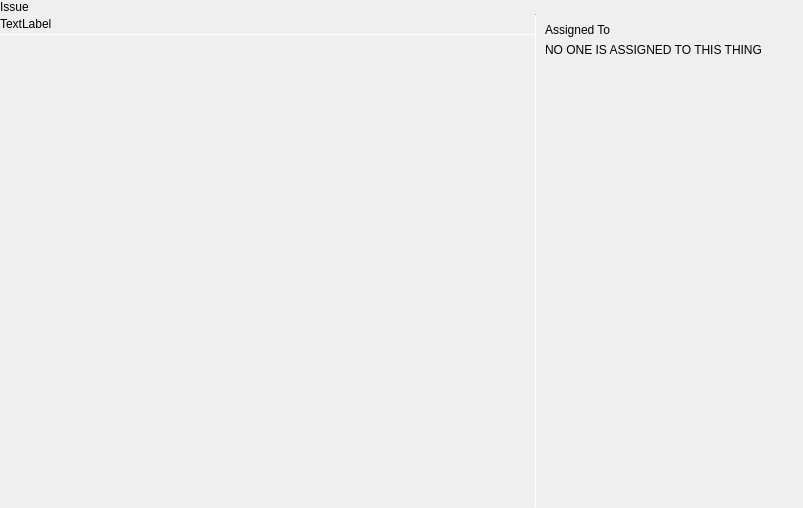
theCheeseboard/theBranch, file libthebranch/accounts/github/issues/githubissuebrowser.ui: the form before one commit.
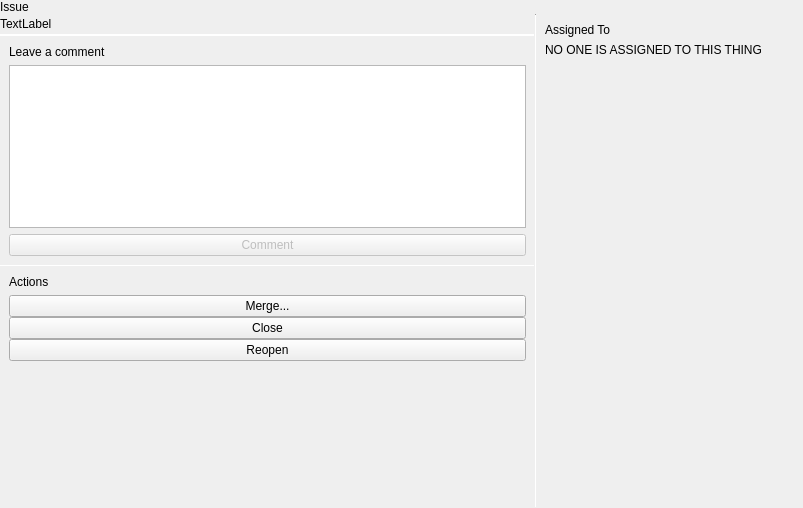
The form after the commit. Custom widgets are drawn as their Qt base class.

Commit message: Add actions to issues and PRs

```diff
--- a/libthebranch/accounts/github/issues/githubissuebrowser.ui
+++ b/libthebranch/accounts/github/issues/githubissuebrowser.ui
@@ -198,6 +198,99 @@
              <item>
               <layout class="QVBoxLayout" name="timelineLayout"/>
              </item>
+             <item>
+              <widget class="Line" name="singlePixelHorizontalLine_3">
+               <property name="maximumSize">
+                <size>
+                 <width>16777215</width>
+                 <height>1</height>
+                </size>
+               </property>
+               <property name="orientation">
+                <enum>Qt::Horizontal</enum>
+               </property>
+              </widget>
+             </item>
+             <item>
+              <widget class="QWidget" name="widget_2" native="true">
+               <layout class="QVBoxLayout" name="verticalLayout_6">
+                <item>
+                 <widget class="tSubtitleLabel" name="label_2">
+                  <property name="text">
+                   <string>Leave a comment</string>
+                  </property>
+                 </widget>
+                </item>
+                <item>
+                 <widget class="QPlainTextEdit" name="commentBox"/>
+                </item>
+                <item>
+                 <widget class="QPushButton" name="commentButton">
+                  <property name="enabled">
+                   <bool>false</bool>
+                  </property>
+                  <property name="text">
+                   <string>Comment</string>
+                  </property>
+                 </widget>
+                </item>
+               </layout>
+              </widget>
+             </item>
+             <item>
+              <widget class="Line" name="singlePixelHorizontalLine_2">
+               <property name="maximumSize">
+                <size>
+                 <width>16777215</width>
+                 <height>1</height>
+                </size>
+               </property>
+               <property name="orientation">
+                <enum>Qt::Horizontal</enum>
+               </property>
+              </widget>
+             </item>
+             <item>
+              <widget class="QWidget" name="widget_3" native="true">
+               <layout class="QVBoxLayout" name="verticalLayout_7">
+                <item>
+                 <widget class="tSubtitleLabel" name="label_4">
+                  <property name="text">
+                   <string>Actions</string>
+                  </property>
+                 </widget>
+                </item>
+                <item>
+                 <layout class="QVBoxLayout" name="verticalLayout_9">
+                  <property name="spacing">
+                   <number>0</number>
+                  </property>
+                  <item>
+                   <widget class="QPushButton" name="mergeButton">
+                    <property name="text">
+                     <string>Merge...</string>
+                    </property>
+                   </widget>
+                  </item>
+                  <item>
+                   <widget class="QPushButton" name="closeButton">
+                    <property name="text">
+                     <string notr="true">Close</string>
+                    </property>
+                   </widget>
+                  </item>
+                  <item>
+                   <widget class="QPushButton" name="reopenButton">
+                    <property name="text">
+                     <string>Reopen</string>
+                    </property>
+                   </widget>
+                  </item>
+                 </layout>
+                </item>
+               </layout>
+              </widget>
+             </item>
              <item>
               <spacer name="verticalSpacer_3">
                <property name="orientation">
@@ -206,7 +299,7 @@
                <property name="sizeHint" stdset="0">
                 <size>
                  <width>20</width>
-                 <height>451</height>
+                 <height>167</height>
                 </size>
                </property>
               </spacer>
```
The commit also changes 14 other files.
